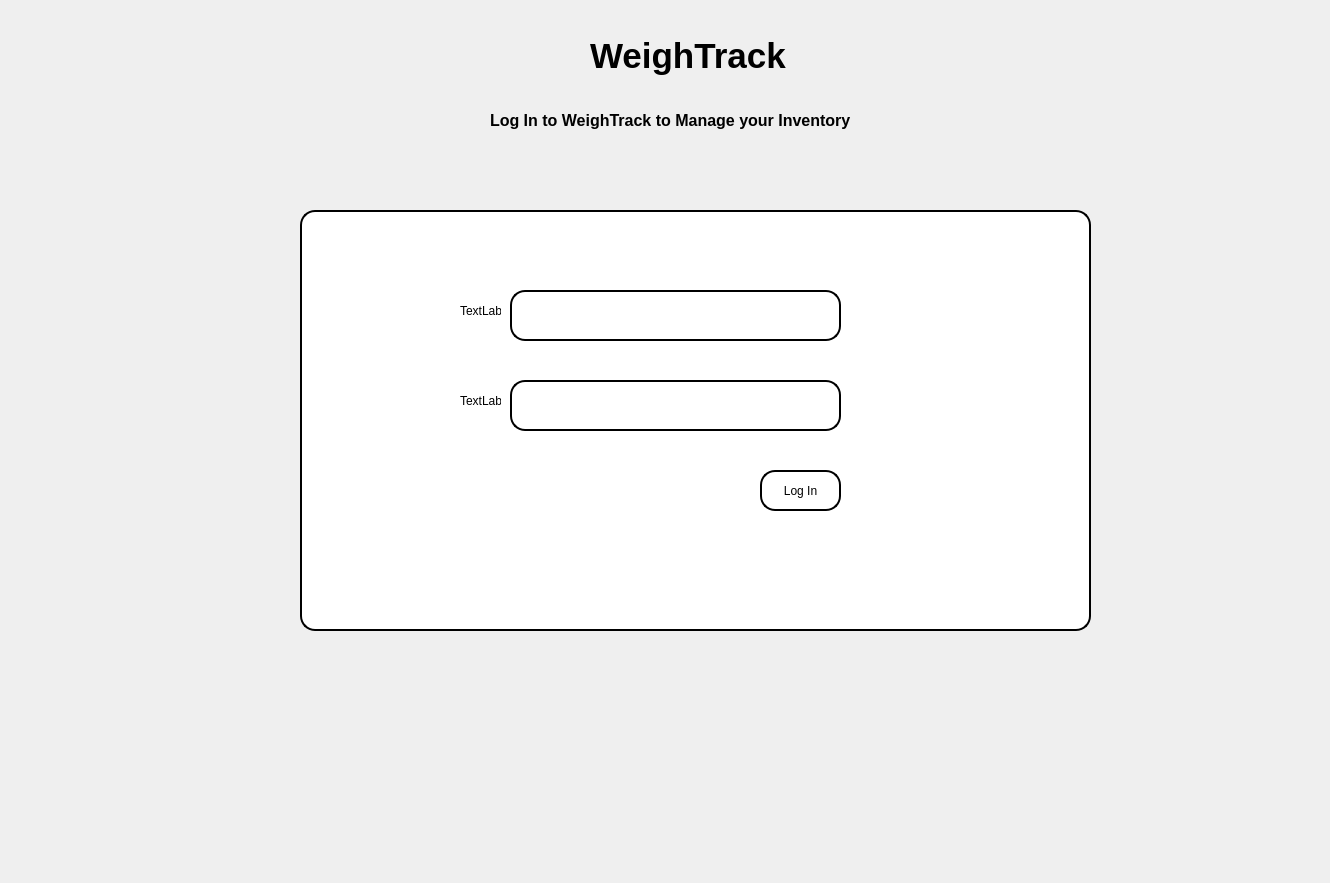
First picture: the form in login.ui, repository whoiscris/capstone, before the edit.
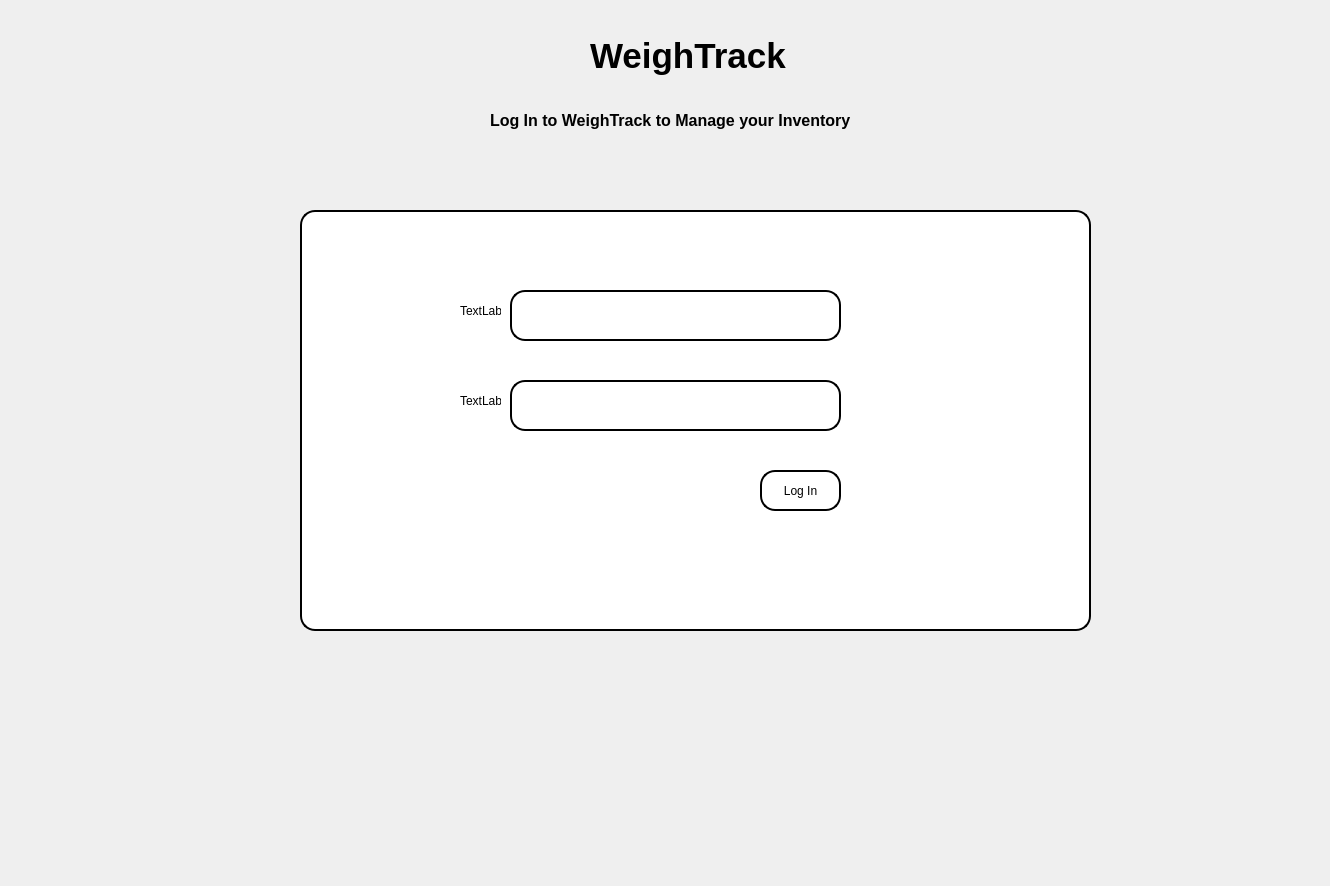
Second picture: the form after the edit. Icons and pictures are not drawn.

The edit to the form file:
```diff
--- a/login.ui
+++ b/login.ui
@@ -7,7 +7,7 @@
     <x>0</x>
     <y>0</y>
     <width>1330</width>
-    <height>883</height>
+    <height>886</height>
    </rect>
   </property>
   <property name="windowTitle">
```
